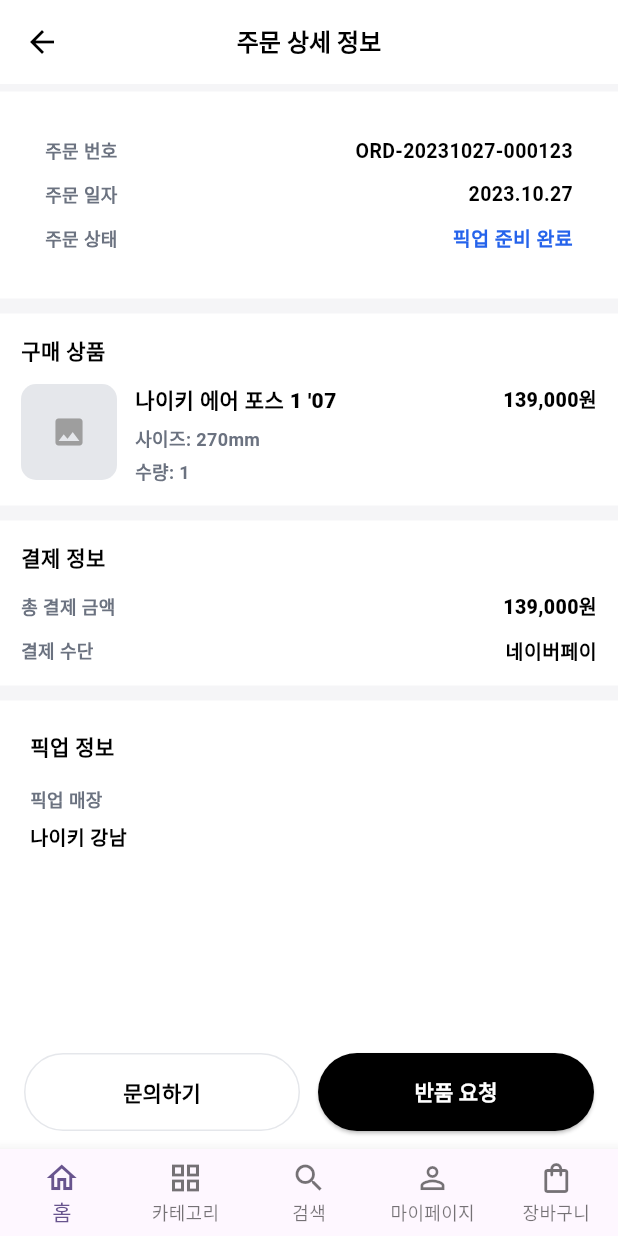
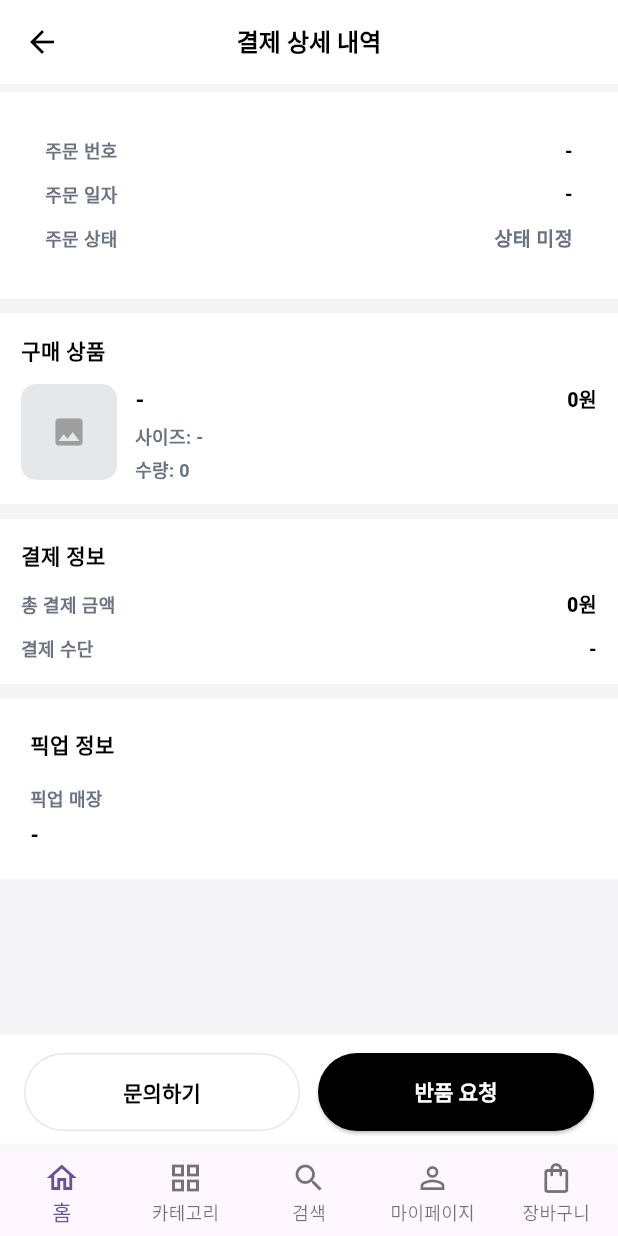
Before and after one commit to b0ksir1/project_pairs_251230, a Flutter app: the OrderDetail screen opened directly, on a phone screen of 412 x 824 dp. Run offline on Flutter 3.47's test engine with Material 3 defaults, Android fonts, the phone set to English and light mode, and no system bars; our stand-ins replace cloud_firestore, firebase_core, flutter_map, geocoding, geolocator, get and 3 more; accounts and stored records are empty; network calls fail.

Commit message:
결제 상세내역 페이지수정

```diff
--- a/lib/view/order/order_detail.dart
+++ b/lib/view/order/order_detail.dart
@@ -1,6 +1,11 @@
+import 'dart:convert';
+
 import 'package:flutter/material.dart';
 import 'package:get/get.dart';
+import 'package:http/http.dart' as http;
+
 import 'package:project_pairs_251230/util/app_bottom_nav.dart';
+import 'package:project_pairs_251230/util/global_data.dart';
 
 class OrderDetail extends StatefulWidget {
   const OrderDetail({super.key});
@@ -10,22 +15,294 @@
 }
 
 class _OrderDetailState extends State<OrderDetail> {
-  final String orderNumber = "ORD-20231027-000123";
-  final String orderDate = "2023.10.27";
-  final String orderStatus = "픽업 준비 완료";
+  final String urlPath = GlobalData.url;
 
-  final String productName = "나이키 에어 포스 1 '07";
-  final String productOption = "사이즈: 270mm";
-  final String productQty = "수량: 1";
-  final String productPrice = "139,000원";
+  late final Map<String, dynamic> args;
 
-  final String totalPrice = "139,000원";
-  final String payMethod = "네이버페이";
+  // 이미지 불러오기 위해 필요 (orders_product_id)
+  int? _productId;
+  Future<int?>? _imageIdFuture;
 
-  final String pickupStoreName = "나이키 강남";
+  @override
+  void initState() {
+    super.initState();
+
+    //  Get.arguments가 null일 수도 있으니 안전하게 빈 Map 처리
+    args = ((Get.arguments ?? {}) as Map).cast<String, dynamic>();
+
+    //  productId 키가 여러 방식으로 올 수 있어서(팀원마다 이름 다를 수 있음) 다 받아줌
+    _productId = _toInt(
+      args['orders_product_id'] ?? args['ordersProductId'],
+    );
+
+    //  상품의 대표 이미지 id 조회 (없으면 null)
+    _imageIdFuture = _fetchMainImageId(_productId);
+  }
+
+  // ------------------------------
+  // 1) 숫자 변환: dynamic -> int?
+  // ------------------------------
+  int? _toInt(dynamic v) {
+    // 값이 아예 없으면(null) 그대로 null 반환
+    if (v == null) return null;
+
+    // 이미 int 타입이면 변환할 필요 없이 그대로 반환
+    if (v is int) return v;
+
+    // String("123") 같은 형태로 들어오면 int로 변환 시도
+    // 변환 실패("abc")하면 null 반환 (에러 안 나게 안전처리)
+    return int.tryParse(v.toString());
+  }
+
+  // 2) 날짜 포맷: 서버 날짜 -> "yyyy.MM.dd"
+  String _formatDate(dynamic v) {
+    // 값이 없으면 화면에 '-' 표시
+    if (v == null) return "-";
+
+    // 어떤 타입이든 문자열로 변환해서 처리
+    String s = v.toString();
+
+    // 서버에서 날짜가 이런 형태로 올 수 있음:
+    //  - "2026-01-04T12:30:00" (ISO 형식)
+    //  - "2026-01-04 12:30:00" (MySQL datetime 형식)
+    //
+    if (s.contains('T'))
+      s = s.split('T')[0]; // "2026-01-04T..." -> "2026-01-04"
+    if (s.contains(' '))
+      s = s.split(' ')[0]; // "2026-01-04 12..." -> "2026-01-04"
+
+    // "2026-01-04" -> "2026.01.04" 로 바꾸기
+    final parts = s.split('-');
+    if (parts.length == 3) {
+      return "${parts[0]}.${parts[1]}.${parts[2]}";
+    }
+
+    // 예상한 형식이 아니면 원본 그대로 보여주기(깨지지 않게)
+    return s;
+  }
+
+  // ---------------------------------------
+  // 3) 숫자 콤마: 139000 -> "139,000"
+  // ---------------------------------------
+  String _comma(int n) {
+    // 숫자를 문자열로 바꾸고, 정규식으로 3자리마다 콤마 추가
+    // 예) 139000 -> 139,000
+    return n.toString().replaceAllMapped(
+      RegExp(r'\B(?=(\d{3})+(?!\d))'),
+      (m) => ',',
+    );
+  }
+  //추가적으로 헷갈리지않게 다음에는 패키지 사용
+
+  String _won(int n) => "${_comma(n)}원";
+
+  //  주문 상태 int -> 텍스트
+  String _statusText(int? status) {
+    switch (status) {
+      case 0:
+        return "픽업 요청";
+      case 1:
+        return "픽업 완료";
+      case 2:
+        return "반품 요청";
+      case 3:
+        return "반품 완료";
+      default:
+        return "상태 미정";
+    }
+  }
+
+  //  주문 상태 int -> 색상
+  Color _statusColor(int? status) {
+    switch (status) {
+      case 1:
+        return Color(0xFF16A34A);
+      case 0:
+        return Color(0xFF2563EB);
+      case 2:
+        return Color(0xFFDC2626);
+      default:
+        return Color(0xFF6B7280);
+    }
+  }
+
+  //  images/select/{productId} 로 이미지 id 리스트를 받아서
+  //  마지막(최신) images_id를 골라서 반환
+  Future<int?> _fetchMainImageId(int? productId) async {
+    if (productId == null) return null;
+
+    final uri = Uri.parse("$urlPath/images/select/$productId");
+    final res = await http.get(uri);
+
+    if (res.statusCode != 200) return null;
+
+    final decoded = jsonDecode(utf8.decode(res.bodyBytes));
+    final results = decoded['results'];
+
+    if (results is! List || results.isEmpty) return null;
+
+    // 최신 이미지(마지막) 사용
+    final last = results.last;
+    return _toInt(last['images_id']);
+  }
+
+  //  반품 요청 다이얼로그 + 서버 전송(returns/insert)
+  Future<void> _showReturnDialogAndSend({
+    required int? ordersId,
+    required int? customerId,
+    required int? storeId,
+  }) async {
+    final controller = TextEditingController();
+
+    final confirm = await showDialog<bool>(
+      context: context,
+      barrierDismissible: false,
+      builder: (context) {
+        return AlertDialog(
+          title: Text(
+            "반품 요청",
+            style: TextStyle(fontWeight: FontWeight.w900),
+          ),
+          content: Column(
+            mainAxisSize: MainAxisSize.min,
+            children: [
+              Text(
+                "반품 사유를 입력해주세요.",
+                style: TextStyle(
+                  fontSize: 13,
+                  color: Color(0xFF6B7280),
+                ),
+              ),
+              SizedBox(height: 12),
+              TextField(
+                controller: controller,
+                maxLines: 4,
+                decoration: InputDecoration(
+                  hintText: "예) 사이즈가 맞지 않아요",
+                  border: OutlineInputBorder(
+                    borderRadius: BorderRadius.circular(12),
+                  ),
+                ),
+              ),
+            ],
+          ),
+          actions: [
+            TextButton(
+              onPressed: () => Navigator.pop(context, false),
+              child: Text("취소"),
+            ),
+            ElevatedButton(
+              onPressed: () => Navigator.pop(context, true),
+              child: Text("요청"),
+            ),
+          ],
+        );
+      },
+    );
+
+    if (confirm != true) return;
+
+    final desc = controller.text.trim();
+    if (desc.isEmpty) {
+      Get.snackbar("반품 요청", "반품 사유를 입력해주세요.");
+      return;
+    }
+
+    //  returns 테이블 insert에 필요한 값 체크
+    // returns_customer_id, returns_employee_id, returns_description,
+    // returns_orders_id, store_store_id
+    //
+    // 여기서 employee_id는 고객 화면에서는 보통 없어서 0으로 넣는 방식(팀 규칙 필요)
+    // 만약 DB에서 NOT NULL이면 0/1 같은 기본값이라도 있어야 함
+    if (ordersId == null || customerId == null || storeId == null) {
+      Get.snackbar("반품 요청", "주문 정보가 부족해서 반품 요청을 보낼 수 없어요.");
+      return;
+    }
+
+    final uri = Uri.parse("$urlPath/returns/insert");
+
+    try {
+      final res = await http.post(
+        uri,
+        headers: {
+          "Content-Type": "application/x-www-form-urlencoded",
+        },
+        body: {
+          "returns_customer_id": customerId.toString(),
+          "returns_employee_id": "0", //  고객 화면에서 임시값(팀 규칙 정해지면 수정)
+          "returns_description": desc,
+          "returns_orders_id": ordersId.toString(),
+          "store_store_id": storeId.toString(),
+        },
+      );
+
+      if (res.statusCode == 200) {
+        final decoded = jsonDecode(utf8.decode(res.bodyBytes));
+        if (decoded["results"] == "OK") {
+          Get.snackbar("반품 요청", "반품 요청이 접수되었습니다.");
+          return;
+        }
+      }
+
+      Get.snackbar("반품 요청", "요청 실패. 서버 응답을 확인해주세요.");
+    } catch (e) {
+      Get.snackbar("반품 요청", "네트워크 오류: $e");
+    }
+  }
 
   @override
   Widget build(BuildContext context) {
+    //  args에서 화면에 필요한 값들 꺼내기 (키 이름이 다를 수 있어 여러 후보 처리)
+    final String orderNumber =
+        (args['orders_number'] ?? args['ordersNumber'] ?? "-")
+            .toString();
+    final String orderDate = _formatDate(
+      args['orders_date'] ?? args['ordersDate'],
+    );
+
+    final int? ordersStatus = _toInt(
+      args['orders_status'] ?? args['ordersStatus'],
+    );
+
+    final String productName =
+        (args['product_name'] ?? args['productName'] ?? "-")
+            .toString();
+
+    final String sizeName =
+        (args['size_name'] ?? args['sizeName'] ?? "-").toString();
+
+    final int qty =
+        _toInt(args['orders_quantity'] ?? args['ordersQty']) ?? 0;
+
+    final int price =
+        _toInt(args['product_price'] ?? args['productPrice']) ?? 0;
+
+    final String payMethod =
+        (args['orders_payment'] ?? args['ordersPayment'] ?? "-")
+            .toString();
+
+    final String storeName =
+        (args['store_name'] ?? args['storeName'] ?? "-").toString();
+
+    final int total = price * qty;
+
+    //  반품 insert에 필요한 값들 (orders_id, customer_id, store_id)
+    final int? ordersId = _toInt(
+      args['orders_id'] ?? args['ordersId'],
+    );
+    final int? customerId = _toInt(
+      args['orders_customer_id'] ??
+          args['ordersCustomerId'] ??
+          args['customer_id'] ??
+          args['customerId'],
+    );
+    final int? storeId = _toInt(
+      args['orders_store_id'] ??
+          args['ordersStoreId'] ??
+          args['store_id'] ??
+          args['storeId'],
+    );
+
     return Scaffold(
       backgroundColor: Color(0xFFF5F5F7),
       appBar: AppBar(
@@ -37,7 +314,7 @@
           onPressed: () => Get.back(),
         ),
         title: Text(
-          "주문 상세 정보",
+          "결제 상세 내역",
           style: TextStyle(
             color: Colors.black,
             fontSize: 16,
@@ -52,7 +329,6 @@
               constraints: BoxConstraints(
                 minHeight: constraints.maxHeight,
               ),
-              child: IntrinsicHeight(
               child: Column(
                 children: [
                   SizedBox(height: 5),
@@ -64,92 +340,15 @@
                     decoration: BoxDecoration(color: Colors.white),
                     child: Column(
                       children: [
-                          Row(
-                            children: [
-                              SizedBox(
-                                width: 90,
-                                child: Text(
-                                  "주문 번호",
-                                  style: TextStyle(
-                                    fontSize: 12,
-                                    color: Color(0xFF6B7280),
-                                    fontWeight: FontWeight.w700,
-                                  ),
-                                ),
-                              ),
-                              Expanded(
-                                child: Align(
-                                  alignment: Alignment.centerRight,
-                                  child: Text(
-                                    orderNumber,
-                                    textAlign: TextAlign.right,
-                                    style: TextStyle(
-                                      fontSize: 13,
-                                      color: Colors.black,
-                                      fontWeight: FontWeight.w700,
-                                    ),
-                                  ),
-                                ),
-                              ),
-                            ],
-                          ),
+                        _infoRow("주문 번호", orderNumber),
                         SizedBox(height: 10),
-                          Row(
-                            children: [
-                              SizedBox(
-                                width: 90,
-                                child: Text(
-                                  "주문 일자",
-                                  style: TextStyle(
-                                    fontSize: 12,
-                                    color: Color(0xFF6B7280),
-                                    fontWeight: FontWeight.w700,
-                                  ),
-                                ),
-                              ),
-                              Expanded(
-                                child: Align(
-                                  alignment: Alignment.centerRight,
-                                  child: Text(
-                                    orderDate,
-                                    style: TextStyle(
-                                      fontSize: 13,
-                                      color: Colors.black,
-                                      fontWeight: FontWeight.w700,
-                                    ),
-                                  ),
-                                ),
-                              ),
-                            ],
-                          ),
+                        _infoRow("주문 일자", orderDate),
                         SizedBox(height: 10),
-                          Row(
-                            children: [
-                              SizedBox(
-                                width: 90,
-                                child: Text(
+                        _infoRow(
                           "주문 상태",
-                                  style: TextStyle(
-                                    fontSize: 12,
-                                    color: Color(0xFF6B7280),
-                                    fontWeight: FontWeight.w700,
-                                  ),
-                                ),
-                              ),
-                              Expanded(
-                                child: Align(
-                                  alignment: Alignment.centerRight,
-                                  child: Text(
-                                    orderStatus,
-                                    style: TextStyle(
-                                      fontSize: 13,
-                                      fontWeight: FontWeight.w800,
-                                      color: Color(0xFF2563EB),
-                                    ),
-                                  ),
-                                ),
-                              ),
-                            ],
+                          _statusText(ordersStatus),
+                          valueColor: _statusColor(ordersStatus),
+                          valueWeight: FontWeight.w800,
                         ),
                       ],
                     ),
@@ -179,16 +378,66 @@
                               CrossAxisAlignment.start,
                           children: [
                             ClipRRect(
-                                borderRadius: BorderRadius.circular(
-                                  10,
-                                ),
-                                child: Container(
+                              borderRadius: BorderRadius.circular(10),
+                              child: SizedBox(
                                 width: 64,
                                 height: 64,
+                                child: FutureBuilder<int?>(
+                                  future: _imageIdFuture,
+                                  builder: (context, snapshot) {
+                                    final imageId = snapshot.data;
+
+                                    //  로딩 중
+                                    if (snapshot.connectionState ==
+                                        ConnectionState.waiting) {
+                                      return Container(
+                                        color: Color(0xFFE5E7EB),
+                                        child: Center(
+                                          child: SizedBox(
+                                            width: 18,
+                                            height: 18,
+                                            child:
+                                                CircularProgressIndicator(
+                                                  strokeWidth: 2,
+                                                ),
+                                          ),
+                                        ),
+                                      );
+                                    }
+
+                                    //  이미지 없음(또는 에러)
+                                    if (imageId == null) {
+                                      return Container(
                                         color: Color(0xFFE5E7EB),
                                         child: Icon(
                                           Icons.image,
                                           color: Colors.grey,
+                                        ),
+                                      );
+                                    }
+
+                                    //  이미지 보여주기
+                                    return Image.network(
+                                      "$urlPath/images/view/$imageId",
+                                      fit: BoxFit.cover,
+                                      errorBuilder:
+                                          (
+                                            context,
+                                            error,
+                                            stackTrace,
+                                          ) {
+                                            return Container(
+                                              color: Color(
+                                                0xFFE5E7EB,
+                                              ),
+                                              child: Icon(
+                                                Icons.broken_image,
+                                                color: Colors.grey,
+                                              ),
+                                            );
+                                          },
+                                    );
+                                  },
                                 ),
                               ),
                             ),
@@ -208,7 +457,7 @@
                                   ),
                                   SizedBox(height: 6),
                                   Text(
-                                      productOption,
+                                    "사이즈: $sizeName",
                                     style: TextStyle(
                                       fontSize: 12,
                                       color: Color(0xFF6B7280),
@@ -217,7 +466,7 @@
                                   ),
                                   SizedBox(height: 4),
                                   Text(
-                                      productQty,
+                                    "수량: $qty",
                                     style: TextStyle(
                                       fontSize: 12,
                                       color: Color(0xFF6B7280),
@@ -229,7 +478,7 @@
                             ),
                             SizedBox(width: 8),
                             Text(
-                                productPrice,
+                              _won(price),
                               style: TextStyle(
                                 fontSize: 13,
                                 fontWeight: FontWeight.w900,
@@ -261,63 +510,13 @@
                           ),
                         ),
                         SizedBox(height: 12),
-                          Row(
-                            children: [
-                              SizedBox(
-                                width: 90,
-                                child: Text(
+                        _infoRow(
                           "총 결제 금액",
-                                  style: TextStyle(
-                                    fontSize: 12,
-                                    color: Color(0xFF6B7280),
-                                    fontWeight: FontWeight.w700,
-                                  ),
-                                ),
-                              ),
-                              Expanded(
-                                child: Align(
-                                  alignment: Alignment.centerRight,
-                                  child: Text(
-                                    totalPrice,
-                                    style: TextStyle(
-                                      fontSize: 13,
-                                      color: Colors.black,
-                                      fontWeight: FontWeight.w900,
-                                    ),
-                                  ),
-                                ),
-                              ),
-                            ],
+                          _won(total),
+                          valueWeight: FontWeight.w900,
                         ),
                         SizedBox(height: 10),
-                          Row(
-                            children: [
-                              SizedBox(
-                                width: 90,
-                                child: Text(
-                                  "결제 수단",
-                                  style: TextStyle(
-                                    fontSize: 12,
-                                    color: Color(0xFF6B7280),
-                                    fontWeight: FontWeight.w700,
-                                  ),
-                                ),
-                              ),
-                              Expanded(
-                                child: Align(
-                                  alignment: Alignment.centerRight,
-                                  child: Text(
-                                    payMethod,
-                                    style: TextStyle(
-                                      fontSize: 13,
-                                      color: Colors.black,
-                                      fontWeight: FontWeight.w700,
-                                    ),
-                                  ),
-                                ),
-                              ),
-                            ],
-                          ),
+                        _infoRow("결제 수단", payMethod),
                       ],
                     ),
                   ),
@@ -325,16 +524,12 @@
                   SizedBox(height: 10),
 
                   // ===================== 픽업 정보 =====================
-                    Expanded(
-                      child: Container(
+                  Container(
                     width: double.infinity,
                     padding: EdgeInsets.all(20),
-                        decoration: BoxDecoration(
-                          color: Colors.white,
-                        ),
+                    decoration: BoxDecoration(color: Colors.white),
                     child: Column(
-                          crossAxisAlignment:
-                              CrossAxisAlignment.start,
+                      crossAxisAlignment: CrossAxisAlignment.start,
                       children: [
                         Text(
                           "픽업 정보",
@@ -355,7 +550,7 @@
                         ),
                         SizedBox(height: 6),
                         Text(
-                              pickupStoreName,
+                          storeName,
                           style: TextStyle(
                             fontSize: 13,
                             color: Colors.black,
@@ -365,9 +560,9 @@
                       ],
                     ),
                   ),
-                    ),
+
+                  SizedBox(height: 12),
                 ],
-                ),
               ),
             ),
           );
@@ -409,8 +604,13 @@
                   SizedBox(width: 12),
                   Expanded(
                     child: ElevatedButton(
-                      onPressed: () {
-                        Get.snackbar("반품 요청", "반품 요청 버튼 클릭");
+                      onPressed: () async {
+                        //  반품 요청 버튼 누르면 사유 입력받고 returns/insert로 전송
+                        await _showReturnDialogAndSend(
+                          ordersId: ordersId,
+                          customerId: customerId,
+                          storeId: storeId,
+                        );
                       },
                       style: ElevatedButton.styleFrom(
                         backgroundColor: Colors.black,
@@ -431,10 +631,48 @@
                 ],
               ),
             ),
-            const AppBottomNav(),
+            AppBottomNav(),
           ],
         ),
       ),
     );
   }
+
+  //  공통 라벨/값 UI
+  Widget _infoRow(
+    String label,
+    String value, {
+    Color valueColor = Colors.black,
+    FontWeight valueWeight = FontWeight.w700,
+  }) {
+    return Row(
+      children: [
+        SizedBox(
+          width: 90,
+          child: Text(
+            label,
+            style: TextStyle(
+              fontSize: 12,
+              color: Color(0xFF6B7280),
+              fontWeight: FontWeight.w700,
+            ),
+          ),
+        ),
+        Expanded(
+          child: Align(
+            alignment: Alignment.centerRight,
+            child: Text(
+              value,
+              textAlign: TextAlign.right,
+              style: TextStyle(
+                fontSize: 13,
+                color: valueColor,
+                fontWeight: valueWeight,
+              ),
+            ),
+          ),
+        ),
+      ],
+    );
   }
+}
```
Lines whose indentation alone changed are shown as unchanged.
